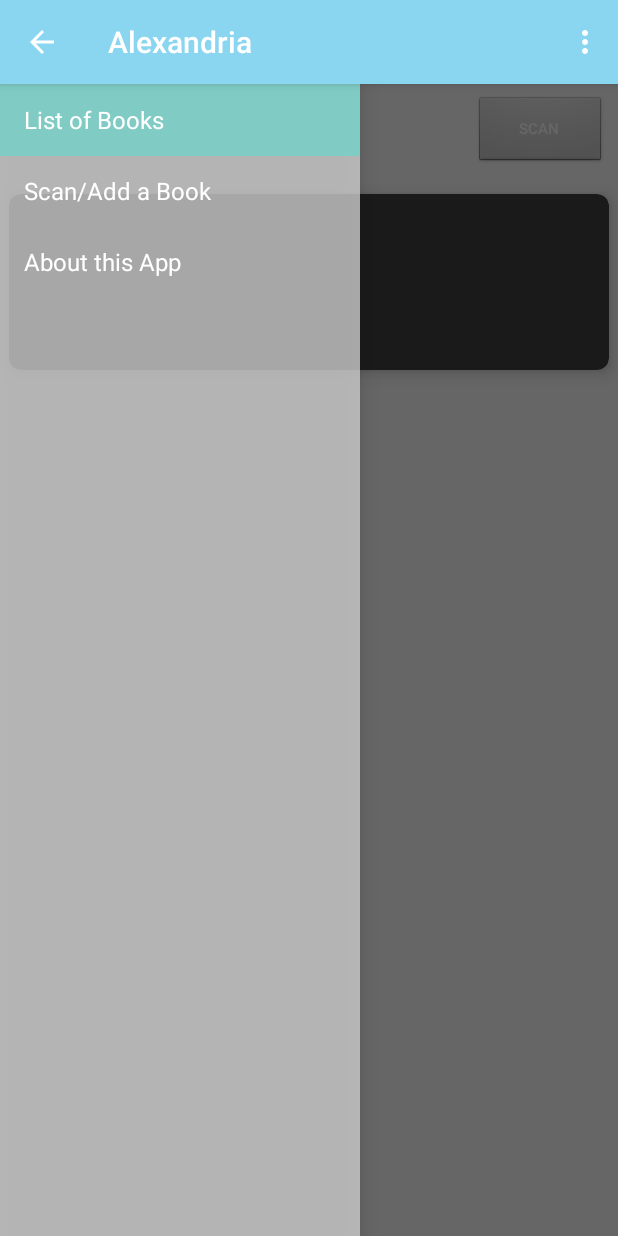
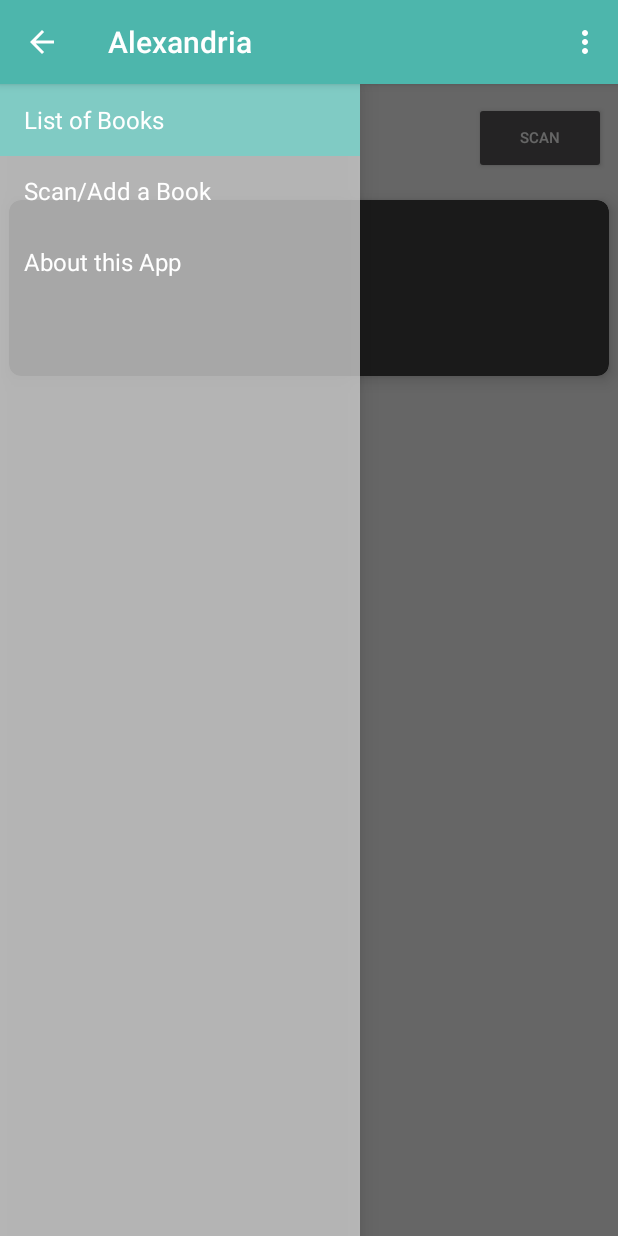
Before and after one commit to huhx0015/AN3_SuperDuo, an Android app: the fragment AddBook placed in its activity, on a phone screen of 412 x 824 dp. Run offline under Robolectric (Android 15) with nearby library versions, the phone set to English and light mode, and no system bars; our stand-ins replace ButterKnife; 2 statements that could not run were skipped.

Commit message:
[Alexandria]: * Changed text color to EditText input fields to dark_grey. * Changed ActionBar color to light green color to match the application's theme.

```diff
--- a/alexandria/src/main/java/it/jaschke/alexandria/activities/ScannerActivity.java
+++ b/alexandria/src/main/java/it/jaschke/alexandria/activities/ScannerActivity.java
@@ -30,7 +30,7 @@ import it.jaschke.alexandria.R;
 /** -----------------------------------------------------------------------------------------------
  *  [ScannerActivity] CLASS
  *  DESCRIPTION: ScannerActivity is an Activity class that initializes the use of the Scandit
- *  barcode scanner.
+ *  barcode scanner. This activity is adapted from code found in the Scandit SDK sample application.
  *  -----------------------------------------------------------------------------------------------
  */
 
--- a/alexandria/src/main/res/layout/fragment_add_book.xml
+++ b/alexandria/src/main/res/layout/fragment_add_book.xml
@@ -15,7 +15,8 @@
         android:layout_alignParentTop="true"
         android:layout_centerHorizontal="true"
         android:gravity="center"
-        android:padding="8dp">
+        android:padding="8dp"
+        android:layout_marginTop="4dp">
 
         <EditText
             android:layout_width="fill_parent"
@@ -26,9 +27,13 @@
             android:saveEnabled="true"
             android:maxLength="@integer/ean_size"
             android:maxLines="1"
+            android:textColor="@color/blue_grey_text_color"
+            android:textColorHint="@color/blue_grey_hint_text_color"
             android:hint="@string/input_hint"
             android:paddingRight="20dp"
-            android:layout_weight="1" />
+            android:layout_weight="1"
+            android:layout_gravity="center"
+            android:layout_marginRight="4dp" />
 
         <Button
             android:layout_width="wrap_content"
@@ -37,7 +42,7 @@
             android:id="@+id/scan_button"
             android:layout_gravity="center"
             android:textSize="10sp"
-            android:background="@android:drawable/btn_default" />
+            android:gravity="center" />
 
     </LinearLayout>
 
--- a/alexandria/src/main/res/layout/fragment_list_of_books.xml
+++ b/alexandria/src/main/res/layout/fragment_list_of_books.xml
@@ -24,6 +24,8 @@
             android:layout_height="wrap_content"
             android:id="@+id/searchText"
             android:inputType="text"
+            android:textColor="@color/blue_grey_text_color"
+            android:textColorHint="@color/blue_grey_hint_text_color"
             android:hint="@string/search_book"
             android:saveEnabled="true"
             android:layout_marginTop="10dp"
@@ -32,7 +34,7 @@
             android:layout_toStartOf="@+id/searchButton"
             android:layout_marginLeft="10dp"
             android:layout_marginRight="10dp"
-            android:layout_marginBottom="10dp"/>
+            android:layout_marginBottom="10dp" />
 
 
         <ListView android:id="@+id/listOfBooks"
--- a/alexandria/src/main/res/values/colors.xml
+++ b/alexandria/src/main/res/values/colors.xml
@@ -1,5 +1,7 @@
 <?xml version="1.0" encoding="utf-8"?>
 <resources>
-    <color name="toolbar_light_color">#8AD5F0</color>
-    <color name="toolbar_dark_color">#6DCAEC</color>
+    <color name="toolbar_light_color">#4DB6AC</color>
+    <color name="toolbar_dark_color">#26A69A</color>
+    <color name="blue_grey_text_color">#607D8B</color>
+    <color name="blue_grey_hint_text_color">#B0BEC5</color>
 </resources>
```
